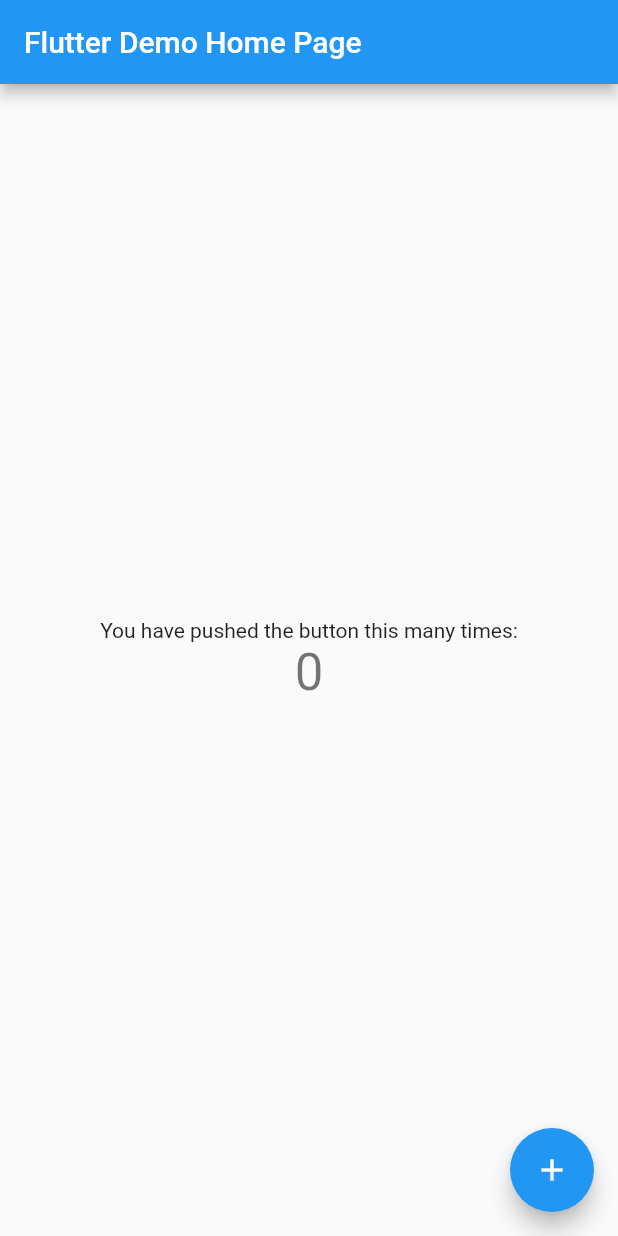
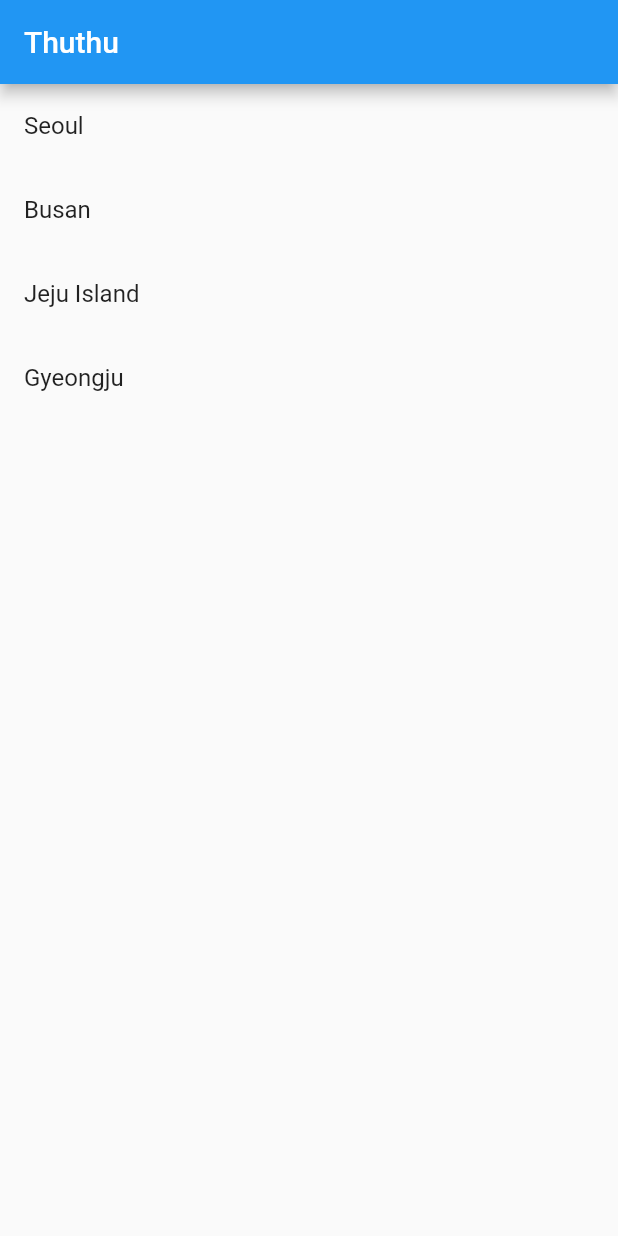
Before and after one commit to beyondsteps/thuthu, a Flutter app: the screen it shows after launch, on a phone screen of 412 x 824 dp. Run offline on Flutter 3.47's test engine with Material 2 defaults, Android fonts, the phone set to English and light mode, and no system bars.

Commit message:
page framing...

```diff
--- /dev/null
+++ b/thuthu/lib/detail_page.dart
@@ -0,0 +1,19 @@
+import 'package:flutter/material.dart';
+
+class DestinationDetailPage extends StatelessWidget {
+  final String destination;
+
+  DestinationDetailPage(this.destination);
+
+  @override
+  Widget build(BuildContext context) {
+    return Scaffold(
+      appBar: AppBar(
+        title: Text(destination),
+      ),
+      body: Center(
+        child: Text('Details about $destination'),
+      ),
+    );
+  }
+}
--- /dev/null
+++ b/thuthu/lib/home_page.dart
@@ -0,0 +1,36 @@
+import 'package:flutter/material.dart';
+import 'detail_page.dart';
+
+class HomePage extends StatelessWidget {
+  final List<String> destinations = [
+    'Seoul',
+    'Busan',
+    'Jeju Island',
+    'Gyeongju'
+  ];
+
+  @override
+  Widget build(BuildContext context) {
+    return Scaffold(
+      appBar: AppBar(
+        title: Text('Thuthu'),
+      ),
+      body: ListView.builder(
+        itemCount: destinations.length,
+        itemBuilder: (context, index) {
+          return ListTile(
+            title: Text(destinations[index]),
+            onTap: () {
+              Navigator.push(
+                context,
+                MaterialPageRoute(
+                  builder: (context) => DestinationDetailPage(destinations[index]),
+                ),
+              );
+            },
+          );
+        },
+      ),
+    );
+  }
+}
--- a/thuthu/lib/main.dart
+++ b/thuthu/lib/main.dart
@@ -1,115 +1,19 @@
 import 'package:flutter/material.dart';
+import 'home_page.dart';
 
 void main() {
-  runApp(const MyApp());
+  runApp(MyApp());
 }
 
 class MyApp extends StatelessWidget {
-  const MyApp({super.key});
-
-  // This widget is the root of your application.
   @override
   Widget build(BuildContext context) {
     return MaterialApp(
-      title: 'Flutter Demo',
+      title: 'Thuthu',
       theme: ThemeData(
-        // This is the theme of your application.
-        //
-        // Try running your application with "flutter run". You'll see the
-        // application has a blue toolbar. Then, without quitting the app, try
-        // changing the primarySwatch below to Colors.green and then invoke
-        // "hot reload" (press "r" in the console where you ran "flutter run",
-        // or simply save your changes to "hot reload" in a Flutter IDE).
-        // Notice that the counter didn't reset back to zero; the application
-        // is not restarted.
         primarySwatch: Colors.blue,
       ),
-      home: const MyHomePage(title: 'Flutter Demo Home Page'),
+      home: HomePage(),
     );
   }
 }
-
-class MyHomePage extends StatefulWidget {
-  const MyHomePage({super.key, required this.title});
-
-  // This widget is the home page of your application. It is stateful, meaning
-  // that it has a State object (defined below) that contains fields that affect
-  // how it looks.
-
-  // This class is the configuration for the state. It holds the values (in this
-  // case the title) provided by the parent (in this case the App widget) and
-  // used by the build method of the State. Fields in a Widget subclass are
-  // always marked "final".
-
-  final String title;
-
-  @override
-  State<MyHomePage> createState() => _MyHomePageState();
-}
-
-class _MyHomePageState extends State<MyHomePage> {
-  int _counter = 0;
-
-  void _incrementCounter() {
-    setState(() {
-      // This call to setState tells the Flutter framework that something has
-      // changed in this State, which causes it to rerun the build method below
-      // so that the display can reflect the updated values. If we changed
-      // _counter without calling setState(), then the build method would not be
-      // called again, and so nothing would appear to happen.
-      _counter++;
-    });
-  }
-
-  @override
-  Widget build(BuildContext context) {
-    // This method is rerun every time setState is called, for instance as done
-    // by the _incrementCounter method above.
-    //
-    // The Flutter framework has been optimized to make rerunning build methods
-    // fast, so that you can just rebuild anything that needs updating rather
-    // than having to individually change instances of widgets.
-    return Scaffold(
-      appBar: AppBar(
-        // Here we take the value from the MyHomePage object that was created by
-        // the App.build method, and use it to set our appbar title.
-        title: Text(widget.title),
-      ),
-      body: Center(
-        // Center is a layout widget. It takes a single child and positions it
-        // in the middle of the parent.
-        child: Column(
-          // Column is also a layout widget. It takes a list of children and
-          // arranges them vertically. By default, it sizes itself to fit its
-          // children horizontally, and tries to be as tall as its parent.
-          //
-          // Invoke "debug painting" (press "p" in the console, choose the
-          // "Toggle Debug Paint" action from the Flutter Inspector in Android
-          // Studio, or the "Toggle Debug Paint" command in Visual Studio Code)
-          // to see the wireframe for each widget.
-          //
-          // Column has various properties to control how it sizes itself and
-          // how it positions its children. Here we use mainAxisAlignment to
-          // center the children vertically; the main axis here is the vertical
-          // axis because Columns are vertical (the cross axis would be
-          // horizontal).
-          mainAxisAlignment: MainAxisAlignment.center,
-          children: <Widget>[
-            const Text(
-              'You have pushed the button this many times:',
-            ),
-            Text(
-              '$_counter',
-              style: Theme.of(context).textTheme.headlineMedium,
-            ),
-          ],
-        ),
-      ),
-      floatingActionButton: FloatingActionButton(
-        onPressed: _incrementCounter,
-        tooltip: 'Increment',
-        child: const Icon(Icons.add),
-      ), // This trailing comma makes auto-formatting nicer for build methods.
-    );
-  }
-}
```
